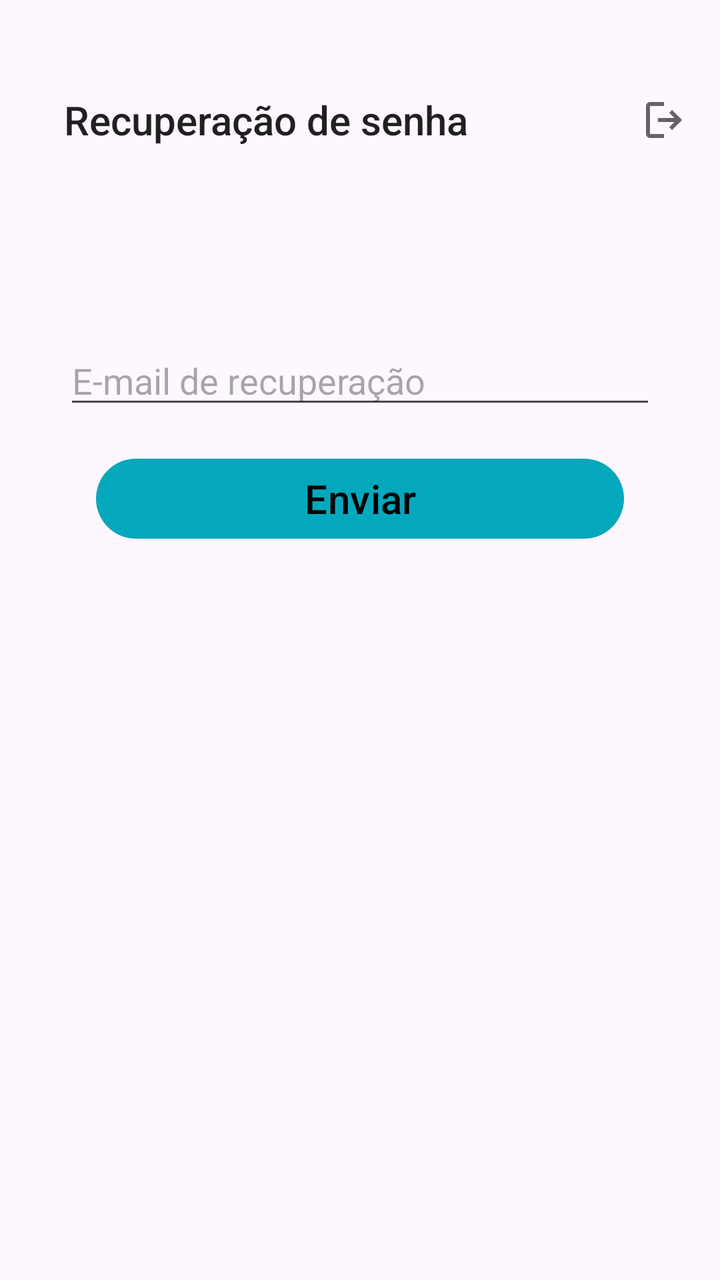
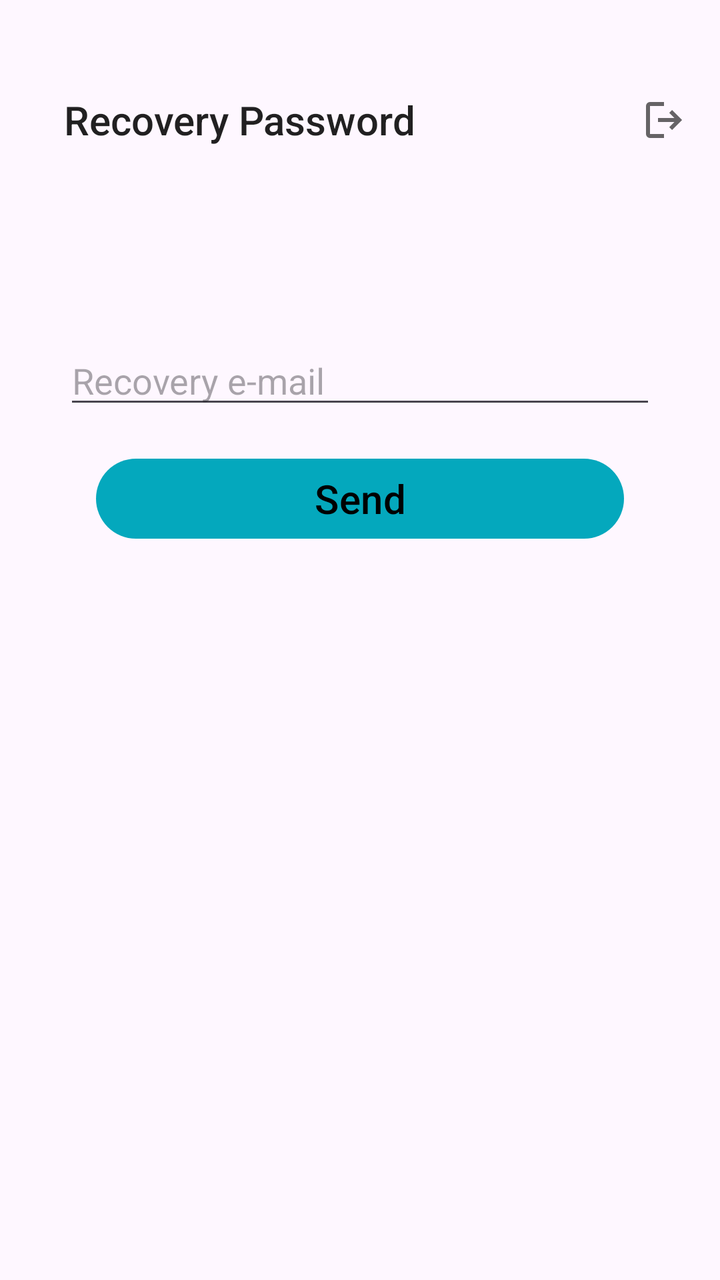

The first picture is an Android layout as it rendered before a commit; the second is the same layout after the commit. The layout source and the unified diff follow.
<!-- AndroidManifest.xml: application theme Theme.Profile -->
<!-- res/layout/activity_forgot_pass.xml -->
<?xml version="1.0" encoding="utf-8"?>
<androidx.constraintlayout.widget.ConstraintLayout xmlns:android="http://schemas.android.com/apk/res/android"
    xmlns:app="http://schemas.android.com/apk/res-auto"
    xmlns:tools="http://schemas.android.com/tools"
    android:id="@+id/main"
    android:layout_width="match_parent"
    android:layout_height="match_parent"
    tools:context=".ForgotPass">

    <com.google.android.material.appbar.AppBarLayout
        android:id="@+id/appBar_layout"
        android:layout_width="match_parent"
        android:layout_height="wrap_content"
        android:padding="16sp"
        app:layout_constraintTop_toTopOf="parent"
        app:layout_constraintEnd_toEndOf="parent"
        app:layout_constraintStart_toStartOf="parent"
        android:theme="@style/Theme.AppCompat.DayNight.DarkActionBar">

        <androidx.appcompat.widget.Toolbar
            app:title="@string/frgPassTittle"
            android:layout_marginTop="16sp"
            android:layout_width="match_parent"
            android:layout_height="wrap_content">

            <ImageView
                android:id="@+id/btnLogout"
                android:layout_width="wrap_content"
                android:layout_height="wrap_content"
                android:src="@drawable/logout_24px"
                android:layout_gravity="end"
                />
        </androidx.appcompat.widget.Toolbar>
    </com.google.android.material.appbar.AppBarLayout>


    <androidx.appcompat.widget.LinearLayoutCompat
        android:id="@+id/layout_input_fgtpass"
        android:layout_width="0dp"
        android:layout_height="0dp"
        android:orientation="vertical"
        android:padding="32sp"
        app:layout_constraintTop_toBottomOf="@id/appBar_layout"
        app:layout_constraintStart_toStartOf="parent"
        app:layout_constraintEnd_toEndOf="parent"
        app:layout_constraintBottom_toBottomOf="parent">

   <com.google.android.material.textfield.TextInputEditText
       android:id="@+id/recoveryEmail"
       android:hint="E-mail de recuperação"
       android:layout_width="match_parent"
       android:layout_height="wrap_content"
       android:layout_marginTop="32dp"
       android:layout_gravity="top"
       />
   <Button
       android:id="@+id/btnRecovery"
       android:layout_width="match_parent"
       android:layout_height="wrap_content"
       android:text="Enviar"
       android:textSize="20sp"
       android:layout_marginTop="16dp"
       style="@style/btn_entry"
       />
    </androidx.appcompat.widget.LinearLayoutCompat>
</androidx.constraintlayout.widget.ConstraintLayout>
<!-- resources referenced by this layout -->
<resources>
  <!-- drawable logout_24px (drawable) -->
  <vector xmlns:android="http://schemas.android.com/apk/res/android"
      android:width="24dp"
      android:height="24dp"
      android:viewportWidth="960"
      android:viewportHeight="960"
      android:tint="?attr/colorControlNormal"
      android:autoMirrored="true">
    <path
        android:fillColor="@android:color/white"
        android:pathData="M200,840Q167,840 143.5,816.5Q120,793 120,760L120,200Q120,167 143.5,143.5Q167,120 200,120L480,120L480,200L200,200Q200,200 200,200Q200,200 200,200L200,760Q200,760 200,760Q200,760 200,760L480,760L480,840L200,840ZM640,680L585,622L687,520L360,520L360,440L687,440L585,338L640,280L840,480L640,680Z"/>
  </vector>
  <string name="frgPassTittle">Recuperação de senha</string>
  <style name="btn_entry">
          <item name="colorButtonNormal">#1A6C92</item>
          <item name="backgroundTint">#04A8BD</item>
          <item name="android:textColor">@color/black</item>
          <item name="android:layout_margin">16dp</item>
  
      </style>
  <style name="Theme.Profile" parent="Base.Theme.Profile" />
  <color name="black">#FF000000</color>
  <style name="Base.Theme.Profile" parent="Theme.Material3.DayNight.NoActionBar">
          
          
      </style>
</resources>

<!-- the commit's change to res/layout/activity_forgot_pass.xml (unified diff, before → after) -->
@@ -47,7 +47,7 @@
 
    <com.google.android.material.textfield.TextInputEditText
        android:id="@+id/recoveryEmail"
-       android:hint="E-mail de recuperação"
+       android:hint="@string/emailRecovery"
        android:layout_width="match_parent"
        android:layout_height="wrap_content"
        android:layout_marginTop="32dp"
@@ -57,7 +57,7 @@
        android:id="@+id/btnRecovery"
        android:layout_width="match_parent"
        android:layout_height="wrap_content"
-       android:text="Enviar"
+       android:text="@string/btnSend"
        android:textSize="20sp"
        android:layout_marginTop="16dp"
        style="@style/btn_entry"
<!-- resource entries referenced after the edit -->
@@ -12,7 +12,9 @@
         android:fillColor="@android:color/white"
         android:pathData="M200,840Q167,840 143.5,816.5Q120,793 120,760L120,200Q120,167 143.5,143.5Q167,120 200,120L480,120L480,200L200,200Q200,200 200,200Q200,200 200,200L200,760Q200,760 200,760Q200,760 200,760L480,760L480,840L200,840ZM640,680L585,622L687,520L360,520L360,440L687,440L585,338L640,280L840,480L640,680Z"/>
   </vector>
-  <string name="frgPassTittle">Recuperação de senha</string>
+  <string name="btnSend">Send</string>
+  <string name="emailRecovery">Recovery e-mail</string>
+  <string name="frgPassTittle">Recovery Password</string>
   <style name="btn_entry">
           <item name="colorButtonNormal">#1A6C92</item>
           <item name="backgroundTint">#04A8BD</item>
@@ -25,6 +27,8 @@
   <style name="Base.Theme.Profile" parent="Theme.Material3.DayNight.NoActionBar">
           
           
+  
+  
       </style>
 </resources>
 
